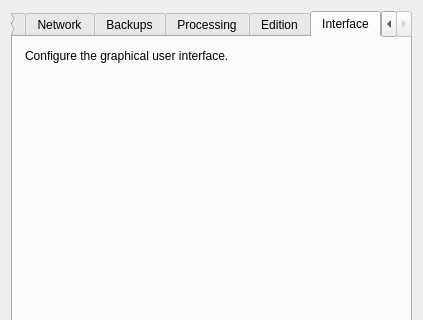
Qt form designer/preferences.ui (lovac42/anki) before a commit; both pictures show x 0 to 423 and y 0 to 320 of the 423 by 552 pixel window.
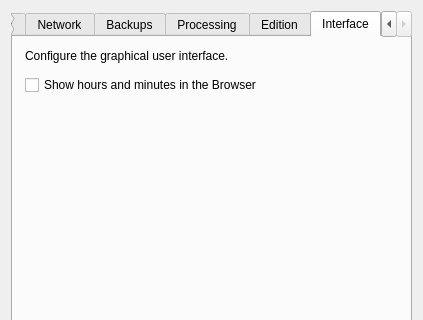
The same form after that commit. The open tabs and pages were chosen to show the change.

Commit message: Allow to add hour and minutes in browser

The edit to the form file:
```diff
--- a/designer/preferences.ui
+++ b/designer/preferences.ui
@@ -587,6 +587,13 @@
           </property>
          </widget>
         </item>
+       <item>
+        <widget class="QCheckBox" name="minutesInBrowser">
+         <property name="text">
+          <string>Show hours and minutes in the Browser</string>
+         </property>
+        </widget>
+       </item>
         <item>
          <spacer name="verticalSpacer_6">
           <property name="orientation">
```
Lines whose indentation alone changed are shown as unchanged. The commit also changes 5 other files.
